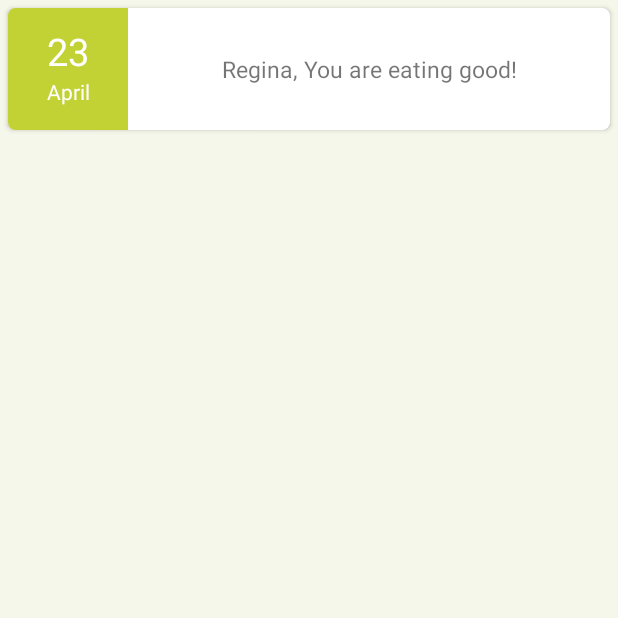
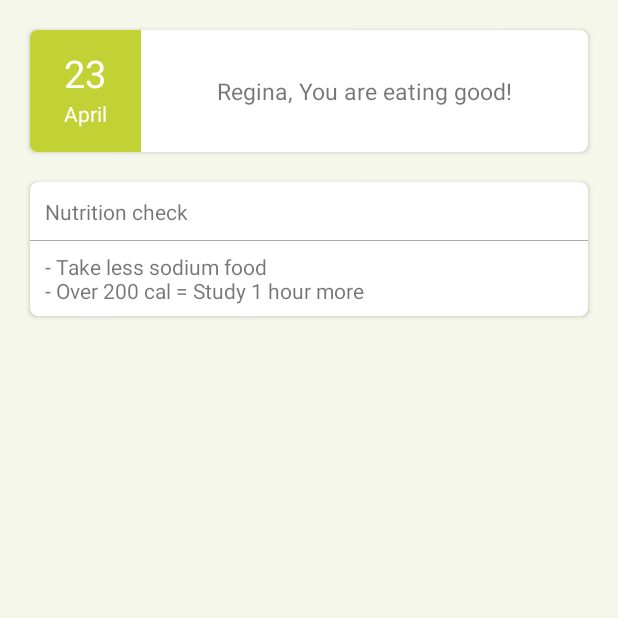
Before and after one commit to stevenoh93/AskMama, an Android app: the DashboardFragment screen opened directly, with no data from a screen before it, on a phone screen of 412 x 824 dp, the top half of it. Run offline under Robolectric (Android 15) with nearby library versions, the phone set to English and light mode, and no system bars.

Commit message:
Working two cards in dashboard

```diff
--- a/mobile/AskMama/app/src/main/java/com/stevenoh/reginahong/askmama/DashboardAdapter.java
+++ b/mobile/AskMama/app/src/main/java/com/stevenoh/reginahong/askmama/DashboardAdapter.java
@@ -2,6 +2,7 @@ package com.stevenoh.reginahong.askmama;
 
 import android.support.v7.widget.CardView;
 import android.support.v7.widget.RecyclerView;
+import android.util.Log;
 import android.view.LayoutInflater;
 import android.view.View;
 import android.view.ViewGroup;
@@ -12,12 +13,13 @@ import java.util.ArrayList;
 import java.util.Calendar;
 import java.util.List;
 
-public class DashboardAdapter extends RecyclerView.Adapter<DashboardAdapter.CardHolder> {
+public class DashboardAdapter extends RecyclerView.Adapter<RecyclerView.ViewHolder> {
 
     private ArrayList<DashboardCard> cards;
 
     public DashboardAdapter() {
         cards = new ArrayList<DashboardCard>();
+        cards.add(new DashboardCard());
         cards.add(new DashboardCard());
     }
 
@@ -27,34 +29,77 @@ public class DashboardAdapter extends RecyclerView.Adapter<DashboardAdapter.Card
     }
 
     @Override
-    public void onBindViewHolder(CardHolder holder, int i) {
-        Calendar c = Calendar.getInstance();
-
+    public void onBindViewHolder(RecyclerView.ViewHolder h, int i) {
         DashboardCard curCard = cards.get(i);
-        holder.headerTextView.setText(R.string.card_header_text);
-        holder.month.setText(new DateFormatSymbols().getMonths()[c.get(Calendar.MONTH)]);
-        holder.dayOfMonth.setText(Integer.toString(c.get(Calendar.DAY_OF_MONTH)));
+        Log.d("DashboardAdapter", "index at onBindViewHolder is " + i);
+        switch (i) {
+            case 0:
+                Calendar c = Calendar.getInstance();
+                CardHolder0 holder = (CardHolder0) h;
+                holder.headerTextView.setText(R.string.card_header_text);
+                holder.month.setText(new DateFormatSymbols().getMonths()[c.get(Calendar.MONTH)]);
+                holder.dayOfMonth.setText(Integer.toString(c.get(Calendar.DAY_OF_MONTH)));
+                break;
+            case 1:
+//                try {
+                    CardHolder1 holder1 = (CardHolder1) h;
+                    holder1.cardTitle.setText(R.string.second_card_title);
+                    holder1.cardContent.setText(R.string.second_card_content);
+                    break;
+//                } catch (Exception e) {
+//                    break;
+//                }
+        }
     }
 
     @Override
-    public CardHolder onCreateViewHolder(ViewGroup viewGroup, int i) {
-        View itemView = LayoutInflater.
-                            from(viewGroup.getContext()).
-                            inflate(R.layout.dashboard_header_card, viewGroup, false);
-
-        return new CardHolder(itemView);
+    public RecyclerView.ViewHolder onCreateViewHolder(ViewGroup viewGroup, int i) {
+        View itemView = null;
+        Log.d("DashboardAdapter", "index at onCreateViewHolder is " + i);
+        switch (i) {
+            case 0:
+                itemView = LayoutInflater.
+                        from(viewGroup.getContext()).
+                        inflate(R.layout.dashboard_header_card, viewGroup, false);
+                return new CardHolder0(itemView);
+            case 1:
+                itemView = LayoutInflater.
+                        from(viewGroup.getContext()).
+                        inflate(R.layout.general_card, viewGroup, false);
+                return new CardHolder1(itemView);
+        }
+        return null;
     }
 
-    public static class CardHolder extends RecyclerView.ViewHolder {
+    @Override
+    public int getItemViewType(int position) {
+        return position;
+    }
+
+    public static class CardHolder0 extends RecyclerView.ViewHolder {
         protected TextView dayOfMonth;
         protected TextView month;
         protected TextView headerTextView;
 
-        public CardHolder(View v) {
+
+        public CardHolder0(View v) {
             super(v);
             dayOfMonth = (TextView) v.findViewById(R.id.day_of_month);
             month = (TextView) v.findViewById(R.id.month);
             headerTextView = (TextView) v.findViewById(R.id.header_textview);
+
+
+        }
+    }
+
+    public static class CardHolder1 extends RecyclerView.ViewHolder {
+        protected TextView cardTitle;
+        protected TextView cardContent;
+
+        public CardHolder1(View v) {
+            super(v);
+            cardTitle = (TextView) v.findViewById(R.id.card_title_textview);
+            cardContent = (TextView) v.findViewById(R.id.card_content_textview);
         }
     }
 }
--- /dev/null
+++ b/mobile/AskMama/app/src/main/res/drawable/card_textview_border.xml
@@ -0,0 +1,13 @@
+<?xml version="1.0" encoding="utf-8"?>
+<layer-list xmlns:android="http://schemas.android.com/apk/res/android">
+    <item>
+        <shape android:shape="rectangle">
+            <solid android:color="#AAAAAA" />
+        </shape>
+    </item>
+    <item android:bottom="1dp">
+        <shape android:shape="rectangle">
+            <solid android:color="#FFFFFF" />
+        </shape>
+    </item>
+</layer-list>
--- a/mobile/AskMama/app/src/main/res/layout/dashboard_header_card.xml
+++ b/mobile/AskMama/app/src/main/res/layout/dashboard_header_card.xml
@@ -6,7 +6,7 @@
     android:layout_height="wrap_content"
     android:layout_width="match_parent"
     card_view:cardCornerRadius="5dp"
-    android:layout_margin="5dp" >
+    android:layout_margin="20dp" >
 
     <LinearLayout
         android:layout_width="match_parent"
--- /dev/null
+++ b/mobile/AskMama/app/src/main/res/layout/general_card.xml
@@ -0,0 +1,34 @@
+<?xml version="1.0" encoding="utf-8"?>
+<android.support.v7.widget.CardView
+    xmlns:card_view="http://schemas.android.com/apk/res-auto"
+    xmlns:android="http://schemas.android.com/apk/res/android"
+    android:id="@+id/general_cardview"
+    android:layout_height="wrap_content"
+    android:layout_width="match_parent"
+    card_view:cardCornerRadius="5dp"
+    android:layout_marginLeft="20dp"
+    android:layout_marginRight="20dp"
+    android:layout_marginBottom="20dp">
+
+    <LinearLayout
+        android:layout_width="match_parent"
+        android:layout_height="match_parent"
+        android:orientation="vertical" >
+
+        <TextView
+            android:id="@+id/card_title_textview"
+            android:layout_width="match_parent"
+            android:layout_height="wrap_content"
+            android:padding="10dp"
+            android:gravity="left|center_vertical"
+            android:background="@drawable/card_textview_border" />
+        <TextView
+            android:id="@+id/card_content_textview"
+            android:layout_width="match_parent"
+            android:layout_height="wrap_content"
+            android:paddingLeft="10dp"
+            android:paddingBottom="7dp"
+            android:paddingTop="7dp" />
+        </LinearLayout>
+
+</android.support.v7.widget.CardView>
--- a/mobile/AskMama/app/src/main/res/values/strings.xml
+++ b/mobile/AskMama/app/src/main/res/values/strings.xml
@@ -28,6 +28,8 @@
     <string name="success_start">Let\'s start!</string>
 
     <string name="card_header_text">Regina, You are eating good!</string>
+    <string name="second_card_title">Nutrition check</string>
+    <string name="second_card_content">- Take less sodium food \n- Over 200 cal = Study 1 hour more</string>
 
     <string name="error_height">Please enter a number for your height</string>
     <string name="error_weight">Please enter a number for your weight</string>
```
